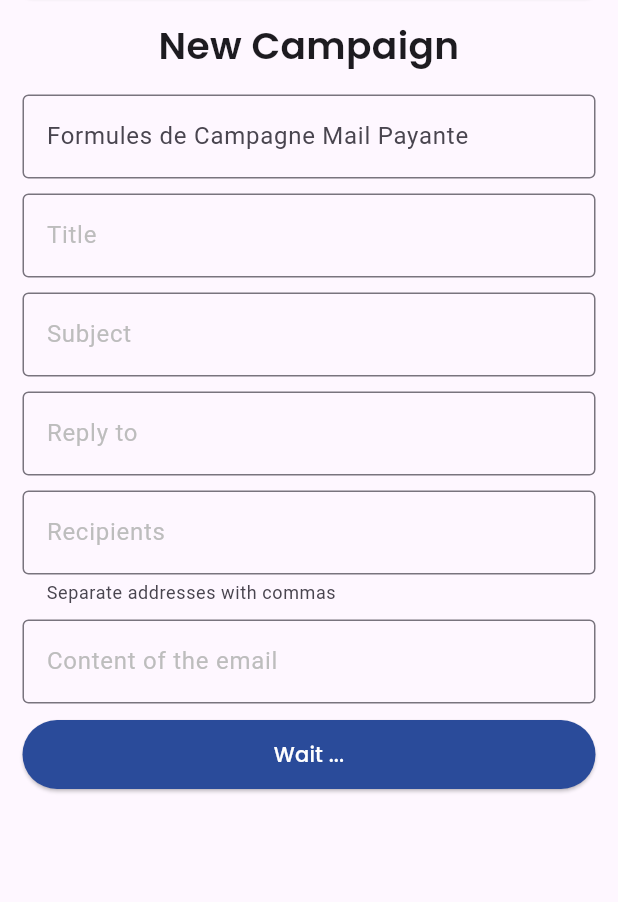
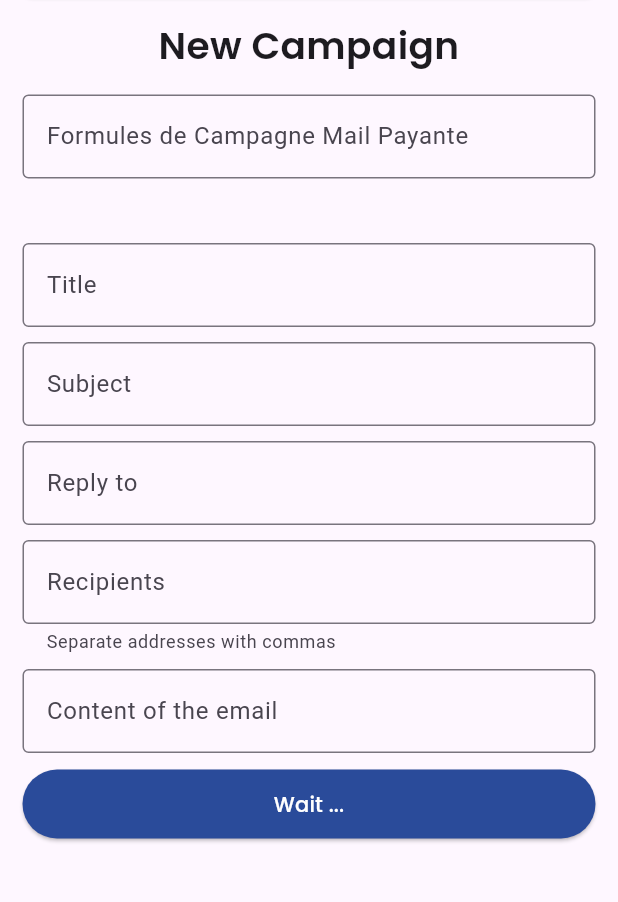
Before and after one commit to enigma-dklars/dressur_mobile, a Flutter app: the NewCampagneMailPage screen opened directly, after a tap on "Wait ...", on a phone screen of 412 x 824 dp, the part 225-1127 px from its top. Run offline on Flutter 3.47's test engine with Material 3 defaults, Android fonts, the phone set to English and light mode, and no system bars; drawn by our look-alikes of select_form_field; our stand-ins replace flutter_contacts, flutter_local_notifications, flutter_timezone, google_fonts, image_picker, permission_handler and 4 more; missing offline and left inert: art_sweetalert, flutter_local_notifications_platform_interface, qr_code_scanner; accounts and stored records are empty; network calls fail.

Commit message:
refonte du comportement des formulaires de boost contact gratuit et payant, boost affaire et campage mail

```diff
--- a/lib/2_promo/new_campagne_mail.dart
+++ b/lib/2_promo/new_campagne_mail.dart
@@ -1,5 +1,6 @@
 // ignore_for_file: use_build_context_synchronously
 
+import 'package:dressur/2_promo/liste_campagne_mail.dart';
 import 'package:flutter/material.dart';
 import 'package:google_fonts/google_fonts.dart';
 import 'package:dressur/components/delayed_animation.dart';
@@ -173,17 +174,13 @@ class _RegisterForm2State extends State<RegisterForm2> {
         var data = convert.jsonDecode(data1);
         if (data["error"] == false) {
           SQLHelper.delete('listeFormuleCampagneMail');
-          for (var listeFormuleCampagneMail
-              in data["listeFormuleCampagneMail"]) {
+          for (var listeFormule in data["listeFormuleCampagneMail"]) {
             SQLHelper.insert({
               'tableName': "listeFormuleCampagneMail",
-              'value': listeFormuleCampagneMail['id'],
-              'label': listeFormuleCampagneMail['label'] +
-                  " à " +
-                  (listeFormuleCampagneMail['prix']).toString() +
-                  " FCFA",
-              'prix': listeFormuleCampagneMail['prix'],
-              'jours': (listeFormuleCampagneMail['nombre_mail']).toString()
+              'value': listeFormule['id'],
+              'label': listeFormule['label'],
+              'prix': listeFormule['prix'],
+              'jours': listeFormule['nombre_mail'],
             });
           }
 
@@ -262,20 +259,22 @@ class _RegisterForm2State extends State<RegisterForm2> {
           if (data["error"] == false) {
             setState(() {
               _desactive2 = false;
-              successNoti(
-                  "",
-                  (langUserPhone == "fr")
-                      ? 'Votre campagne a été enregistrée, vous passerez au paiement si elle est acceptée.'
-                      : 'Your campaign has been saved, you will proceed to payment if it is accepted.',
-                  context);
               ScaffoldMessenger.of(context).showSnackBar(SnackBar(
-      behavior: SnackBarBehavior.floating,
+                duration : const Duration(seconds: 15),
+                behavior: SnackBarBehavior.floating,
                 content: Text(
                   (langUserPhone == "fr")
                       ? 'Votre campagne a été enregistrée, vous passerez au paiement si elle est acceptée.'
                       : 'Your campaign has been saved, you will proceed to payment if it is accepted.',
                 ),
               ));
+              Navigator.pop(context);
+              Navigator.push(
+                context,
+                MaterialPageRoute(
+                  builder: (context) => CampagneMailListePage(),
+                ),
+              );
             });
           } else {
             dangerNoti(data["titre"], data["message"], context);
@@ -314,12 +313,13 @@ class _RegisterForm2State extends State<RegisterForm2> {
     var boostDataList = await SQLHelper.getFormulBoostWhithId(val);
     var boostData = boostDataList[0];
     var joursAsString = boostData['jours'];
-    var nombreMailFromDB = int.parse(joursAsString);
+    var prix = boostData['prix'];
+    int nombreMailFromDB = int.parse(joursAsString);
     setState(() {
       idFormuleCampagneMail = val;
       _message = (langUserPhone == "fr")
-          ? "Cette formule vous offre une Campagne Mail vers 10 à $nombreMailFromDB adresses mails au maximum."
-          : "This formula offers you an Email Campaign to 10 to $nombreMailFromDB email addresses at most.";
+          ? "Cette formule vous offre une Campagne Mail vers 10 à $nombreMailFromDB adresses mails au maximum à $prix FCFA."
+          : "This formula offers you an Email Campaign to 10 at $nombreMailFromDB email addresses at maximum at FCFA $prix.";
     });
     nombreMail = nombreMailFromDB;
   }
@@ -352,11 +352,21 @@ class _RegisterForm2State extends State<RegisterForm2> {
           ),
           const SizedBox(height: 10),
           DelayedAnimation(
+            delay: 0, // 1000,
+            child: Text(
+              _message,
+              style: GoogleFonts.poppins(
+                fontSize: 16,
+              ),
+              textAlign: TextAlign.center,
+            ),
+          ),
+          const SizedBox(height: 10),
+          DelayedAnimation(
             delay: 0, // 1500,
             child: TextField(
               controller: titreController,
               decoration: InputDecoration(
-                labelStyle: TextStyle(color: Colors.grey[400]),
                 labelText: (langUserPhone == "fr") ? "Titre" : "Title",
                 border: const OutlineInputBorder(),
               ),
@@ -368,7 +378,6 @@ class _RegisterForm2State extends State<RegisterForm2> {
             child: TextField(
               controller: sujetController,
               decoration: InputDecoration(
-                labelStyle: TextStyle(color: Colors.grey[400]),
                 labelText: (langUserPhone == "fr") ? "Sujet" : "Subject",
                 border: const OutlineInputBorder(),
               ),
@@ -381,7 +390,6 @@ class _RegisterForm2State extends State<RegisterForm2> {
               readOnly: true,
               controller: replytoController,
               decoration: InputDecoration(
-                labelStyle: TextStyle(color: Colors.grey[400]),
                 labelText: (langUserPhone == "fr") ? "Réponde à" : "Reply to",
                 border: const OutlineInputBorder(),
               ),
@@ -395,7 +403,6 @@ class _RegisterForm2State extends State<RegisterForm2> {
               minLines: 1,
               controller: sendtoController,
               decoration: InputDecoration(
-                labelStyle: TextStyle(color: Colors.grey[400]),
                 labelText:
                     (langUserPhone == "fr") ? "Destinataires" : "Recipients",
                 helperText: (langUserPhone == "fr")
@@ -413,7 +420,6 @@ class _RegisterForm2State extends State<RegisterForm2> {
               minLines: 1,
               controller: contentmailController,
               decoration: InputDecoration(
-                labelStyle: TextStyle(color: Colors.grey[400]),
                 labelText: (langUserPhone == "fr")
                     ? "Contenu du mail"
                     : "Content of the email",
@@ -435,7 +441,13 @@ class _RegisterForm2State extends State<RegisterForm2> {
                   ),
                 ),
                 child: Text(
-                  _desactive2 ? (langUserPhone == "fr") ? "Patientez ..." : "Wait ..." : (langUserPhone == "fr") ? "Envoyer" : "Send",
+                  _desactive2
+                      ? (langUserPhone == "fr")
+                          ? "Patientez ..."
+                          : "Wait ..."
+                      : (langUserPhone == "fr")
+                          ? "Envoyer"
+                          : "Send",
                   style: GoogleFonts.poppins(
                     color: Colors.white,
                   ),
@@ -458,19 +470,6 @@ class _RegisterForm2State extends State<RegisterForm2> {
               ),
             ),
           ),
-          const SizedBox(height: 20),
-          DelayedAnimation(
-            delay: 0, // 1000,
-            child: Text(
-              _message,
-              style: GoogleFonts.poppins(
-                color: Colors.blue[400],
-                fontWeight: FontWeight.w600,
-                fontSize: 12,
-              ),
-              textAlign: TextAlign.center,
-            ),
-          ),
           const SizedBox(height: 10),
         ],
       ),
```
Also changed, not shown: lib/2_promo/new_boost_affaire.dart (+15 -89 lines), lib/2_promo/new_boost_contact.dart (+23 -19 lines).
